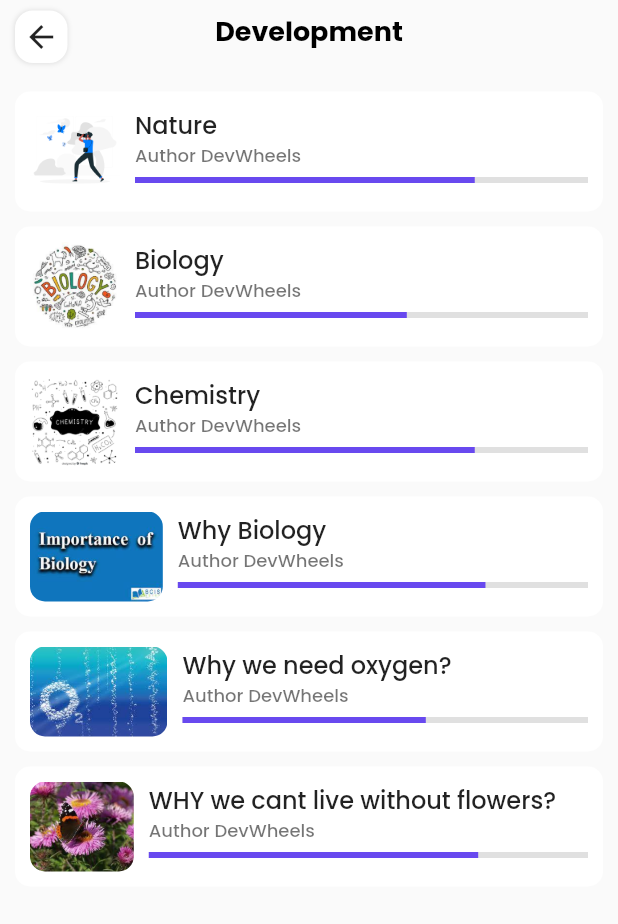
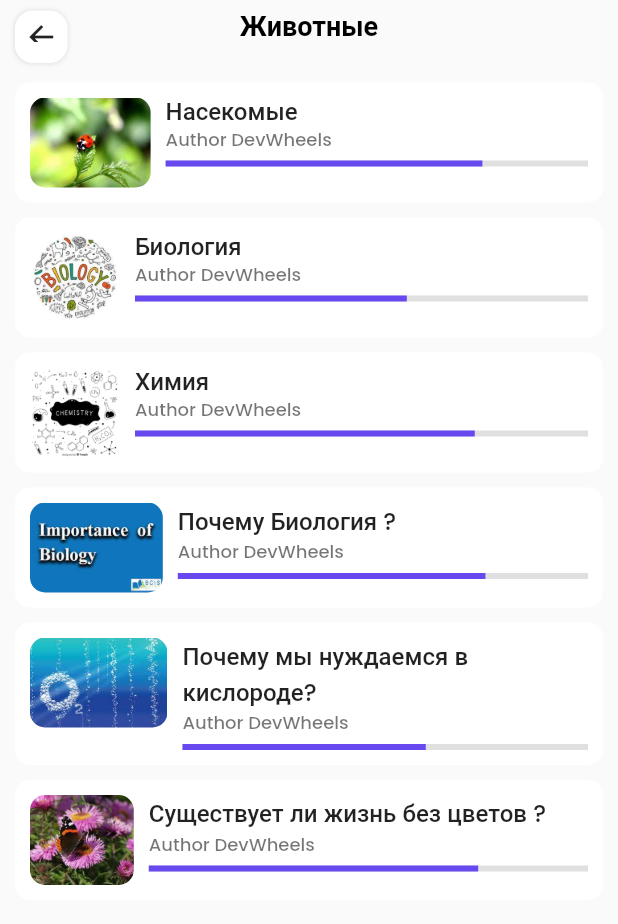
Before and after one commit to sahzoda/education_app, a Flutter app: the CourseScreen screen opened directly, on a phone screen of 412 x 824 dp. Shown: the top 924 px of the screen. Run offline on Flutter 3.47's test engine with Material 2 defaults, Android fonts, the phone set to English and light mode, and no system bars; our stand-ins replace video_player; network calls fail.

```diff
--- a/lib/constants/images.dart
+++ b/lib/constants/images.dart
@@ -12,3 +12,5 @@ const icDone = '$_path/done.png';
 const icLock = '$_path/lock.png';
 const icPlayNext = '$_path/play_next.png';
 const icPause = '$_path/pause.png';
+const purplehome= '$_path/purplehome.png';
+const home = '$_path/home.jpg';
--- a/lib/models/category.dart
+++ b/lib/models/category.dart
@@ -12,12 +12,12 @@ class Category {
 
 List<Category> categoryList = [
   Category(
-    name: 'Science',
+    name: 'Животные',
     noOfCourses: 55,
     thumbnail: 'assets/images/science.jpg',
   ),
   Category(
-    name: 'Accounting',
+    name: 'Продвижение аккаунта',
     noOfCourses: 20,
     thumbnail: 'assets/images/accounting.jpg',
   ),
@@ -27,7 +27,7 @@ List<Category> categoryList = [
     thumbnail: 'assets/images/photography.jpg',
   ),
   Category(
-    name: 'Development',
+    name: 'Разработчик',
     noOfCourses: 25,
     thumbnail: 'assets/images/design.jpg',
   ),
--- a/lib/models/course.dart
+++ b/lib/models/course.dart
@@ -16,37 +16,37 @@ List<Course> courses = [
   Course(
     author: "DevWheels",
     completedPercentage: .75,
-    name: "Nature",
-    thumbnail: "assets/images/photography.jpg",
+    name: "Насекомые",
+    thumbnail: "assets/images/animals.jpg",
   ),
   Course(
     author: "DevWheels",
     completedPercentage: .60,
-    name: "Biology",
+    name: "Биология",
     thumbnail: "assets/images/biology.jpg",
   ),
   Course(
     author: "DevWheels",
     completedPercentage: .75,
-    name: "Chemistry",
+    name: "Химия",
     thumbnail: "assets/images/chemistry.png",
   ),
   Course(
     author: "DevWheels",
     completedPercentage: .75,
-    name: "Why Biology",
+    name: "Почему Биология ?",
     thumbnail: "assets/images/biologyyy.jpg",
   ),
   Course(
     author: "DevWheels",
     completedPercentage: .60,
-    name: "Why we need oxygen?",
+    name: "Почему мы нуждаемся в кислороде?",
     thumbnail: "assets/images/oxygen.jpg",
   ),
   Course(
     author: "DevWheels",
     completedPercentage: .75,
-    name: "WHY we cant live without flowers?",
+    name: "Существует ли жизнь без цветов ?",
     thumbnail: "assets/images/flower.jpg",
   ),
 ];
--- a/lib/models/lesson.dart
+++ b/lib/models/lesson.dart
@@ -17,36 +17,36 @@ List<Lesson> lessonList = [
     duration: '11 min 20 sec',
     isCompleted: true,
     isPlaying: true,
-    name: "Why Biology?",
+    name: "Почему биология?",
   ),
   Lesson(
     duration: '10 min 11 sec',
     isCompleted: false,
     isPlaying: false,
-    name: "Why we need oxygen?",
+    name: "Почему мы нуждаемся в кислороде?",
   ),
   Lesson(
     duration: '7 min',
     isCompleted: false,
     isPlaying: false,
-    name: "How many important chemistry?",
+    name: "Насколько важна химия?",
   ),
   Lesson(
     duration: '5 min',
     isCompleted: false,
     isPlaying: false,
-    name: "Biology..",
+    name: "Биология..",
   ),
   Lesson(
     duration: '5 min',
     isCompleted: false,
     isPlaying: false,
-    name: "Chemistry",
+    name: "Химия",
   ),
   Lesson(
     duration: '5 min',
     isCompleted: false,
     isPlaying: false,
-    name: "Nature?",
+    name: "Насекомые",
   )
 ];
--- a/lib/screens/course_screen.dart
+++ b/lib/screens/course_screen.dart
@@ -29,7 +29,7 @@ class _CourseScreenState extends State<CourseScreen> {
                     children: [
                       Align(
                         child: Text(
-                          'Development',
+                          'Животные',
                           style: Theme.of(context).textTheme.displayMedium,
                         ),
                       ),
--- a/lib/screens/featuerd_screen.dart
+++ b/lib/screens/featuerd_screen.dart
@@ -45,13 +45,13 @@ class Body extends StatelessWidget {
             mainAxisAlignment: MainAxisAlignment.spaceBetween,
             children: [
               Text(
-                "Explore Categories",
+                "Категории",
                 style: Theme.of(context).textTheme.bodyLarge,
               ),
               TextButton(
                 onPressed: () {},
                 child: Text(
-                  "See All",
+                  "Все",
                   style: Theme.of(context)
                       .textTheme
                       .bodyMedium
@@ -172,7 +172,7 @@ class AppBar extends StatelessWidget {
             crossAxisAlignment: CrossAxisAlignment.start,
             children: [
               Text(
-                "Hello,\nUser",
+                "Добро Пожаловать,\nUser",
                 style: Theme.of(context).textTheme.titleLarge,
               ),
               CircleButton(
--- a/lib/widgets/profile_menu.dart
+++ b/lib/widgets/profile_menu.dart
@@ -9,10 +9,12 @@ class ProfileMenu extends StatelessWidget {
      this.text,
      this.image,
     this.press,
+    this.height
   }) : super(key: key);
 
   final String? text, image;
   final VoidCallback? press;
+  final double? height;
 
   @override
   Widget build(BuildContext context) {
@@ -30,6 +32,7 @@ class ProfileMenu extends StatelessWidget {
         child: Row(
           children: [
             Image.asset(
+
               image!,
               width: 22,
             ),
```
Also changed, not shown: lib/screens/base_screen.dart (+6 -6 lines), lib/screens/details_screen.dart (+9 -9 lines), lib/screens/my_learning.dart (+7 -7 lines), lib/screens/notification_page.dart (+4 -4 lines), lib/screens/profile.dart (+58 -1 lines), lib/screens/profile_edit.dart (+6 -36 lines), lib/screens/wishlist.dart (+8 -8 lines), lib/widgets/body.dart (+7 -6 lines), pubspec.yaml (+10 -1 lines), assets/images/animals.jpg (added), assets/images/home.jpg (added), assets/images/lang.png (added), assets/images/purplehome.png (added).
